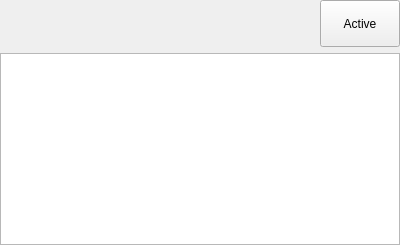
matthewsholden/LinearObjectRegistration, file Widgets/Resources/UI/qSlicerLinearObjectCollectionWidget.ui: the form before one commit.
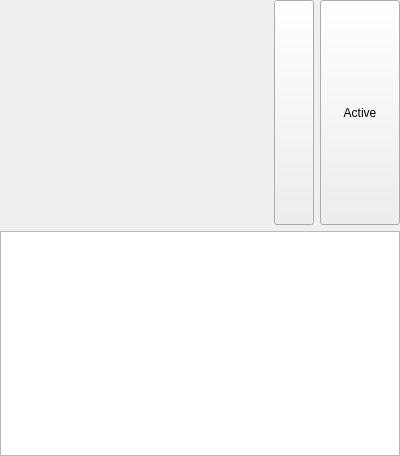
The form after the commit. Custom widgets are drawn as their Qt base class.

Commit message: Re #4: Fixed conversion between linear objects and matching linear objects. Show/hide linear objects is functional, but still somewhat unintuitive - need to fix how linear objects store their associated model.

```diff
--- a/Widgets/Resources/UI/qSlicerLinearObjectCollectionWidget.ui
+++ b/Widgets/Resources/UI/qSlicerLinearObjectCollectionWidget.ui
@@ -7,7 +7,7 @@
     <x>0</x>
     <y>0</y>
     <width>400</width>
-    <height>245</height>
+    <height>456</height>
    </rect>
   </property>
   <property name="sizePolicy">
@@ -61,10 +61,23 @@
        </property>
       </widget>
      </item>
+     <item>
+      <widget class="QPushButton" name="VisibilityButton">
+       <property name="sizePolicy">
+        <sizepolicy hsizetype="Minimum" vsizetype="Minimum">
+         <horstretch>0</horstretch>
+         <verstretch>0</verstretch>
+        </sizepolicy>
+       </property>
+       <property name="text">
+        <string/>
+       </property>
+      </widget>
+     </item>
      <item>
       <widget class="QPushButton" name="ActiveButton">
        <property name="sizePolicy">
-        <sizepolicy hsizetype="Fixed" vsizetype="Expanding">
+        <sizepolicy hsizetype="Minimum" vsizetype="Expanding">
          <horstretch>0</horstretch>
          <verstretch>0</verstretch>
         </sizepolicy>
```
The commit also changes 16 other files.
